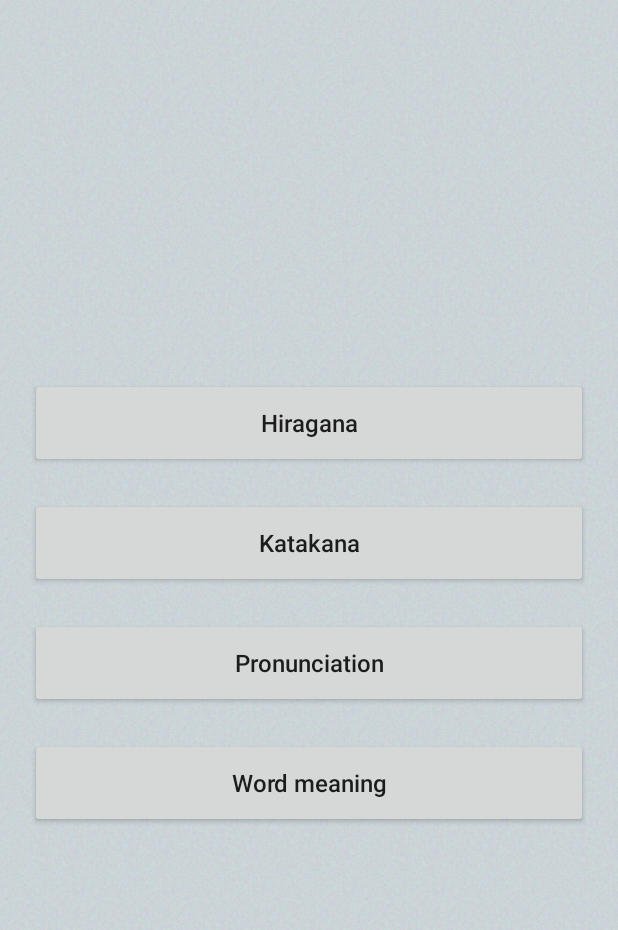
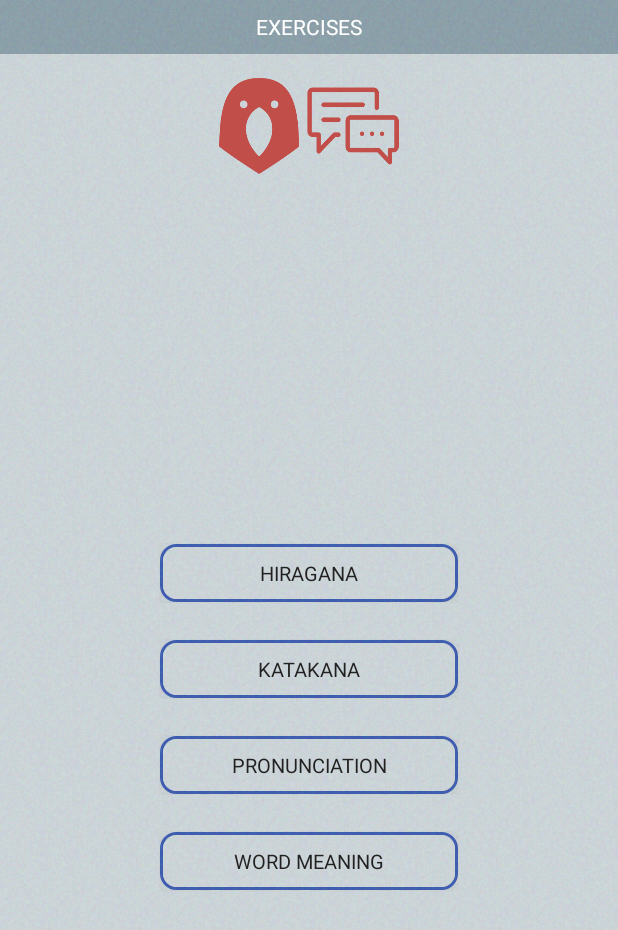
Before and after one commit to dainv1989/ParrotJapanese, an Android app: the ExerciseActivity screen opened directly, with no data from a screen before it, on a phone screen of 412 x 824 dp. Shown: the top 930 px of the screen. Run offline under Robolectric (Android 15) with nearby library versions, the phone set to English and light mode, and no system bars.

Commit message:
update exercise selection layout

```diff
--- a/app/src/main/java/com/dainv/parrotjapanese/ExerciseActivity.java
+++ b/app/src/main/java/com/dainv/parrotjapanese/ExerciseActivity.java
@@ -8,6 +8,7 @@ import android.support.v7.app.ActionBar;
 import android.support.v7.app.AppCompatActivity;
 import android.view.View;
 import android.widget.Button;
+import android.widget.TextView;
 
 import com.dainv.parrotjapanese.data.AppData;
 import com.dainv.parrotjapanese.data.Constant;
@@ -15,6 +16,11 @@ import com.dainv.parrotjapanese.data.ListItem;
 import com.dainv.parrotjapanese.util.TextLoader;
 
 public class ExerciseActivity extends AppCompatActivity {
+
+    private TextView btnHira;
+    private TextView btnKata;
+    private TextView btnPronun;
+    private TextView btnMean;
 
     @Override
     protected void onCreate(Bundle savedInstanceState) {
@@ -27,10 +33,10 @@ public class ExerciseActivity extends AppCompatActivity {
         if (ab != null)
             ab.setTitle(res.getString(R.string.str_btnExercise));
 
-        Button btnHira = (Button)findViewById(R.id.ex_hiragana);
-        Button btnKata = (Button)findViewById(R.id.ex_katakana);
-        Button btnPronun = (Button)findViewById(R.id.ex_pronun);
-        Button btnMean = (Button)findViewById(R.id.ex_meaning);
+        btnHira = (TextView)findViewById(R.id.ex_hiragana);
+        btnKata = (TextView)findViewById(R.id.ex_katakana);
+        btnPronun = (TextView)findViewById(R.id.ex_pronun);
+        btnMean = (TextView)findViewById(R.id.ex_meaning);
 
         final Context context = getApplicationContext();
         btnHira.setOnClickListener(new View.OnClickListener() {
--- /dev/null
+++ b/app/src/main/res/drawable/round_border_bkg.xml
@@ -0,0 +1,28 @@
+<?xml version="1.0" encoding="utf-8"?>
+<layer-list xmlns:android="http://schemas.android.com/apk/res/android">
+    <item android:left="1dp"
+        android:right="1dp"
+        android:top="1dp"
+        android:bottom="1dp">
+        <shape android:shape="rectangle">
+            <corners android:radius="10dp"/>
+            <stroke android:color="@color/primary_blue"
+                android:width="2dp"/>
+        </shape>
+    </item>
+
+    <item android:left="3dp"
+        android:right="3dp"
+        android:top="3dp"
+        android:bottom="3dp">
+        <shape android:shape="rectangle">
+            <corners android:radius="9dp"/>
+            <solid android:color="@color/primary_light" />
+        </shape>
+    </item>
+
+    <item>
+        <bitmap android:src="@drawable/noise"
+            android:tileMode="repeat"/>
+    </item>
+</layer-list>
--- /dev/null
+++ b/app/src/main/res/drawable/round_solid_bkg.xml
@@ -0,0 +1,18 @@
+<?xml version="1.0" encoding="utf-8"?>
+<layer-list xmlns:android="http://schemas.android.com/apk/res/android">
+    <item android:left="1dp"
+        android:right="1dp"
+        android:top="1dp"
+        android:bottom="1dp">
+        <shape android:shape="rectangle">
+            <corners android:radius="10dp"/>
+            <solid android:color="@color/primary_blue"
+                android:width="1dp"/>
+        </shape>
+    </item>
+
+    <item>
+        <bitmap android:src="@drawable/noise"
+            android:tileMode="repeat"/>
+    </item>
+</layer-list>
--- /dev/null
+++ b/app/src/main/res/drawable/selector_text.xml
@@ -0,0 +1,6 @@
+<?xml version="1.0" encoding="utf-8"?>
+<selector xmlns:android="http://schemas.android.com/apk/res/android">
+    <item android:drawable="@drawable/round_solid_bkg" android:state_pressed="true"/>
+    <item android:drawable="@drawable/round_solid_bkg" android:state_selected="true"/>
+    <item android:drawable="@drawable/round_border_bkg"/>
+</selector>
--- a/app/src/main/res/layout/activity_exercise.xml
+++ b/app/src/main/res/layout/activity_exercise.xml
@@ -1,55 +1,103 @@
 <?xml version="1.0" encoding="utf-8"?>
-<LinearLayout xmlns:android="http://schemas.android.com/apk/res/android"
+<RelativeLayout xmlns:android="http://schemas.android.com/apk/res/android"
     xmlns:tools="http://schemas.android.com/tools"
     android:layout_width="match_parent"
     android:layout_height="match_parent"
-    android:gravity="center"
     android:background="@drawable/noise_bkg"
     tools:context=".ExerciseActivity">
 
+    <TextView
+        android:id="@+id/txtExerciseTitle"
+        android:layout_width="match_parent"
+        android:layout_height="36dp"
+        android:gravity="center"
+        android:layout_alignParentTop="true"
+        android:text="exercises"
+        android:textAllCaps="true"
+        android:textColor="@android:color/white"
+        android:background="@drawable/noise_grey_bkg"/>
+
+    <ImageView
+        android:id="@+id/imgBrain"
+        android:layout_below="@id/txtExerciseTitle"
+        android:layout_width="match_parent"
+        android:layout_height="96dp"
+        android:padding="16dp"
+        android:src="@drawable/parrot_speaking"/>
+
     <LinearLayout
+        android:id="@+id/groupExercises"
+        android:layout_below="@id/imgBrain"
         android:layout_width="match_parent"
-        android:layout_height="wrap_content"
-        android:padding="20dp"
-        android:layout_centerInParent="true"
+        android:layout_height="match_parent"
+        android:gravity="center"
         android:orientation="vertical">
-        <Button
+
+        <TextView
             android:id="@+id/ex_hiragana"
-            android:layout_width="match_parent"
-            android:layout_height="wrap_content"
-            android:minHeight="60dp"
-            android:layout_marginBottom="20dp"
+            android:layout_width="wrap_content"
+            android:layout_height="40dp"
+            android:minWidth="200dp"
+            android:gravity="center"
+            android:paddingTop="4dp"
+            android:paddingBottom="4dp"
+            android:paddingLeft="16dp"
+            android:paddingRight="16dp"
+            android:layout_marginBottom="24dp"
             android:text="Hiragana"
-            android:textSize="16sp"
-            android:textAllCaps="false"/>
-        <Button
+            android:textColor="@color/primary_text"
+            android:textAllCaps="true"
+            android:textSize="13sp"
+            android:background="@drawable/selector_text"/>
+
+        <TextView
             android:id="@+id/ex_katakana"
-            android:layout_width="match_parent"
-            android:layout_height="wrap_content"
-            android:minHeight="60dp"
-            android:layout_marginBottom="20dp"
+            android:layout_width="wrap_content"
+            android:layout_height="40dp"
+            android:minWidth="200dp"
+            android:gravity="center"
+            android:paddingTop="4dp"
+            android:paddingBottom="4dp"
+            android:paddingLeft="16dp"
+            android:paddingRight="16dp"
+            android:layout_marginBottom="24dp"
             android:text="Katakana"
-            android:textSize="16sp"
-            android:textAllCaps="false"/>
+            android:textColor="@color/primary_text"
+            android:textAllCaps="true"
+            android:textSize="13sp"
+            android:background="@drawable/selector_text"/>
 
-        <Button
+        <TextView
             android:id="@+id/ex_pronun"
-            android:layout_width="match_parent"
-            android:layout_height="wrap_content"
-            android:minHeight="60dp"
-            android:layout_marginBottom="20dp"
+            android:layout_width="wrap_content"
+            android:layout_height="40dp"
+            android:minWidth="200dp"
+            android:gravity="center"
+            android:paddingTop="4dp"
+            android:paddingBottom="4dp"
+            android:paddingLeft="16dp"
+            android:paddingRight="16dp"
+            android:layout_marginBottom="24dp"
             android:text="@string/qa_str_pronunciation"
-            android:textSize="16sp"
-            android:textAllCaps="false"/>
+            android:textColor="@color/primary_text"
+            android:textSize="13sp"
+            android:textAllCaps="true"
+            android:background="@drawable/selector_text"/>
 
-        <Button
+        <TextView
             android:id="@+id/ex_meaning"
-            android:layout_width="match_parent"
-            android:layout_height="wrap_content"
-            android:minHeight="60dp"
-            android:layout_marginBottom="20dp"
+            android:layout_width="wrap_content"
+            android:layout_height="40dp"
+            android:minWidth="200dp"
+            android:gravity="center"
+            android:paddingTop="4dp"
+            android:paddingBottom="4dp"
+            android:paddingLeft="16dp"
+            android:paddingRight="16dp"
             android:text="@string/qa_str_meaning"
-            android:textSize="16sp"
-            android:textAllCaps="false"/>
+            android:textColor="@color/primary_text"
+            android:textAllCaps="true"
+            android:textSize="13sp"
+            android:background="@drawable/selector_text"/>
     </LinearLayout>
-</LinearLayout>
+</RelativeLayout>
--- a/app/src/main/res/values/colors.xml
+++ b/app/src/main/res/values/colors.xml
@@ -14,6 +14,7 @@
     <color name="divider">#3c5cb2</color>
 
     <color name="primary_blue">#3c5cb2</color>
+    <color name="blue_light">#6084e4</color>
     <color name="primary_grey">#8ca1ab</color>
     <color name="primary_red">#c24e4a</color>
 </resources>
```
